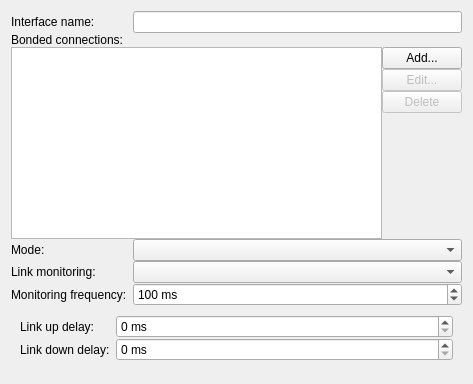
KDE/plasma-nm, file libs/editor/settings/ui/bond.ui: the form before one commit.
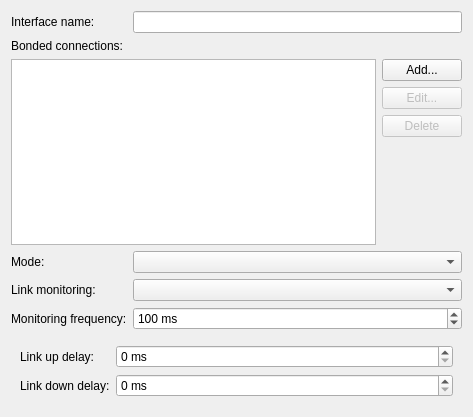
The form after the commit. Icons and pictures are not drawn. Custom widgets are drawn as their Qt base class.

Diff of the .ui file:
```diff
--- a/libs/editor/settings/ui/bond.ui
+++ b/libs/editor/settings/ui/bond.ui
@@ -8,12 +8,12 @@
     <x>0</x>
     <y>0</y>
     <width>473</width>
-    <height>384</height>
+    <height>417</height>
    </rect>
   </property>
   <layout class="QFormLayout" name="formLayout_2">
     <property name="verticalSpacing">
-    <number>0</number>
+    <number>6</number>
     </property>
    <item row="0" column="0">
     <widget class="QLabel" name="label">
@@ -190,7 +190,7 @@
      <widget class="QWidget" name="miiPage">
       <layout class="QFormLayout" name="formLayout">
       <property name="verticalSpacing">
-       <number>0</number>
+        <number>6</number>
       </property>
        <item row="0" column="0">
         <widget class="QLabel" name="label_6">
```
Left out of the diff: 9 changed lines with no effect on the pictures. Lines whose indentation alone changed are shown as unchanged.
